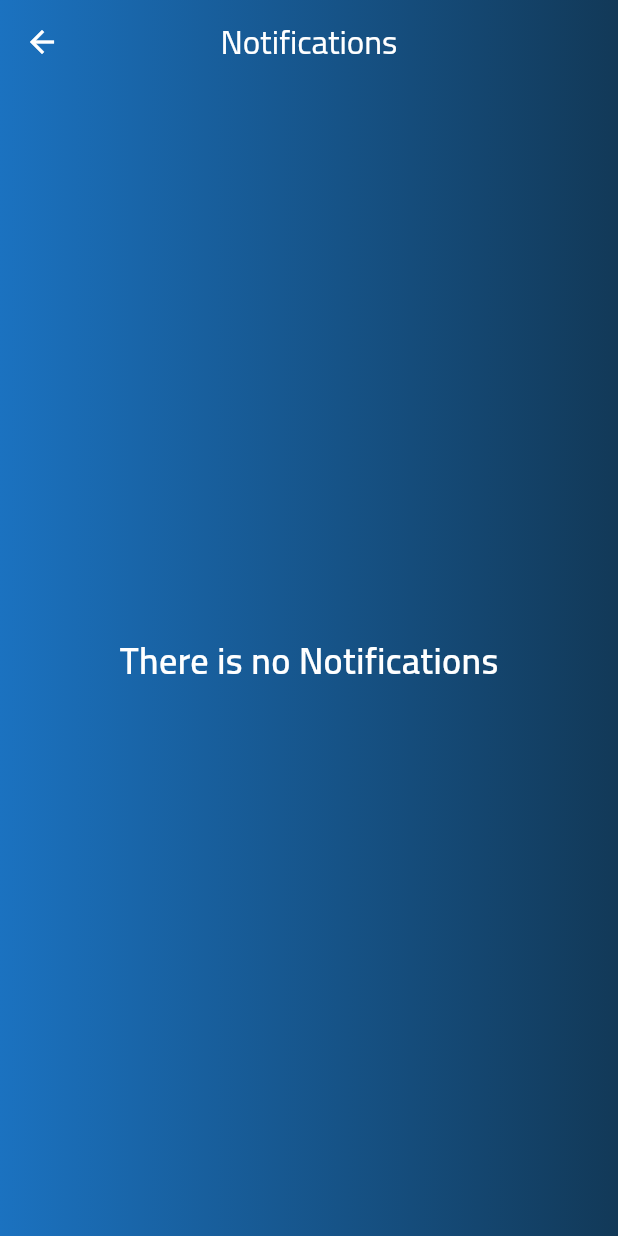
After one commit to AhmedYasserSellow/Padel-Club-Booking-Service, a Flutter app: the DashBoard screen opened by its route, item 2 of the bottom bar chosen, after a tap on the "notifications" icon, on a phone screen of 412 x 824 dp. The commit adds this screen. Run offline on Flutter 3.47's test engine with Material 2 defaults, Android fonts, the phone set to English and light mode, and no system bars; our stand-ins replace animated_splash_screen, cached_network_image, cloud_firestore, firebase_core, firebase_messaging, flutter_bloc and 5 more; accounts and stored records are empty.

Commit message:
notifications added

```diff
--- a/lib/components/constants.dart
+++ b/lib/components/constants.dart
@@ -1,3 +1,4 @@
+import 'package:booking/database/screens/notification.dart';
 import 'package:booking/screens/about%20us/about_us_screen.dart';
 import 'package:booking/screens/booking%20screen/booking_screen.dart';
 import 'package:booking/screens/offers%20screen/offers_screen.dart';
@@ -106,4 +107,5 @@ Map<String, Widget Function(BuildContext)> appRoutes = {
   HomePage.id: (context) => const HomePage(),
   LoginPage.id: (context) => const LoginPage(),
   DashBoard.id: (context) => const DashBoard(),
+  NotificationScreen.id: (context) => const NotificationScreen(),
 };
--- a/lib/database/control_panel.dart
+++ b/lib/database/control_panel.dart
@@ -1,4 +1,5 @@
 import 'package:booking/components/theme.dart';
+import 'package:booking/database/screens/notification.dart';
 import 'package:booking/database/screens/offers.dart';
 import 'package:booking/database/screens/prices.dart';
 import 'package:flutter/material.dart';
@@ -44,6 +45,23 @@ class DashBoard extends StatelessWidget {
                   Navigator.pop(context);
                 },
               ),
+              actions: [
+                IconButton(
+                  onPressed: () {
+                    Navigator.pushNamed(
+                      context,
+                      NotificationScreen.id,
+                    );
+                  },
+                  icon: const Icon(
+                    Icons.notifications_outlined,
+                  ),
+                  color: textColor,
+                ),
+                const SizedBox(
+                  width: 8,
+                ),
+              ],
               title: Text(
                 'Dashboard',
                 style: TextStyle(color: textColor),
--- /dev/null
+++ b/lib/database/screens/notification.dart
@@ -0,0 +1,91 @@
+import 'package:booking/components/theme.dart';
+import 'package:cloud_firestore/cloud_firestore.dart';
+import 'package:flutter/material.dart';
+
+class NotificationScreen extends StatelessWidget {
+  const NotificationScreen({super.key});
+  static String id = 'Notification Screen';
+  @override
+  Widget build(BuildContext context) {
+    return Container(
+      decoration: BoxDecoration(
+        gradient: LinearGradient(
+          colors: [racketFirstColor, racketSecondColor],
+        ),
+      ),
+      height: MediaQuery.of(context).size.height,
+      width: MediaQuery.of(context).size.width,
+      child: StreamBuilder(
+          stream: FirebaseFirestore.instance
+              .collection('Notifications')
+              .snapshots(),
+          builder: (context, snapshot) {
+            return Scaffold(
+              backgroundColor: Colors.transparent,
+              appBar: AppBar(
+                backgroundColor: Colors.transparent,
+                leading: BackButton(
+                  color: textColor,
+                ),
+                title: Text(
+                  'Notifications',
+                  style: TextStyle(
+                    color: textColor,
+                  ),
+                ),
+                centerTitle: true,
+              ),
+              body: snapshot.hasData
+                  ? snapshot.data!.docs.isEmpty
+                      ? Center(
+                          child: Text(
+                            'There is no Notifications',
+                            style: TextStyle(
+                              color: textColor,
+                              fontWeight: FontWeight.w600,
+                              fontSize: 24,
+                            ),
+                          ),
+                        )
+                      : ListView.separated(
+                          separatorBuilder: (context, index) {
+                            return const SizedBox(
+                              height: 20,
+                            );
+                          },
+                          itemCount: snapshot.data!.docs.length,
+                          itemBuilder: (context, index) {
+                            return ListTile(
+                              title: Text(
+                                snapshot.data!.docs[index]['title'],
+                                style: TextStyle(
+                                  color: textColor,
+                                ),
+                              ),
+                              subtitle: Text(
+                                snapshot.data!.docs[index]['body'],
+                                style: TextStyle(
+                                  color: textColor,
+                                ),
+                              ),
+                              trailing: IconButton(
+                                  onPressed: () {
+                                    FirebaseFirestore.instance
+                                        .collection('Notifications')
+                                        .doc(snapshot.data!.docs[index].id)
+                                        .delete();
+                                  },
+                                  icon: const Icon(
+                                    Icons.delete,
+                                    color: Colors.red,
+                                  )),
+                            );
+                          })
+                  : const Center(
+                      child: CircularProgressIndicator(),
+                    ),
+            );
+          }),
+    );
+  }
+}
--- a/lib/database/screens/offers.dart
+++ b/lib/database/screens/offers.dart
@@ -129,7 +129,7 @@ class ControlOffers extends StatelessWidget {
                     'Link': offerControllerLink.text,
                     'id': offerIDController.text,
                   });
-                  sendOffersNotification(
+                  sendGlobalNotification(
                     title: 'New Offer',
                     body: 'Open to see our new offer',
                   );
--- a/lib/database/screens/prices.dart
+++ b/lib/database/screens/prices.dart
@@ -184,7 +184,7 @@ class PricesScreen extends StatelessWidget {
                           ),
                         ),
                       );
-                      sendOffersNotification(
+                      sendGlobalNotification(
                         title: 'Price Changed',
                         body: 'Check our new prices',
                       );
--- a/lib/dialogs/new_booking_dialog.dart
+++ b/lib/dialogs/new_booking_dialog.dart
@@ -153,7 +153,8 @@ void bookingDialog(
                                     'State': pending,
                                   });
                                   sendNotify(
-                                    title: 'New Booking Request',
+                                    id: '$selectedDay$selectedMonth$selectedYear${clock[index]}',
+                                    title: nameController.text,
                                     body:
                                         'Date : $selectedDay/$selectedMonth/$selectedYear \nTime : ${clock[index]}',
                                   );
```
Also changed, not shown: lib/components/notifications.dart (+7 -1 lines), lib/screens/offers screen/offers_list_builder.dart (+7 -5 lines).
